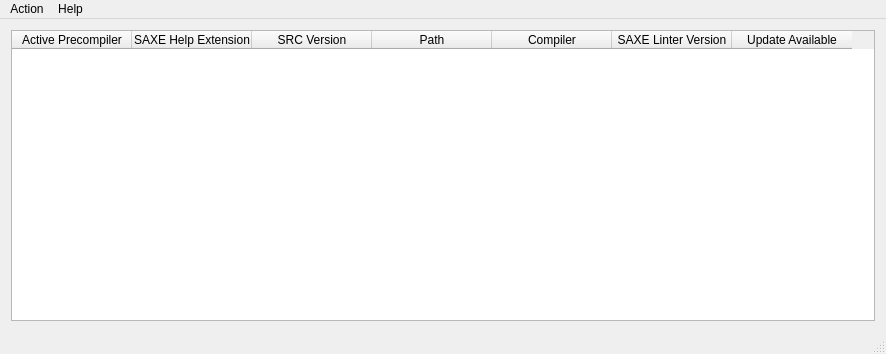
The window that cs8Components/cs8ProgramComponent/val3CompilerDeployment/mainwindow.ui (vdg1/cs8-components) describes before a commit, drawn with Qt 5.
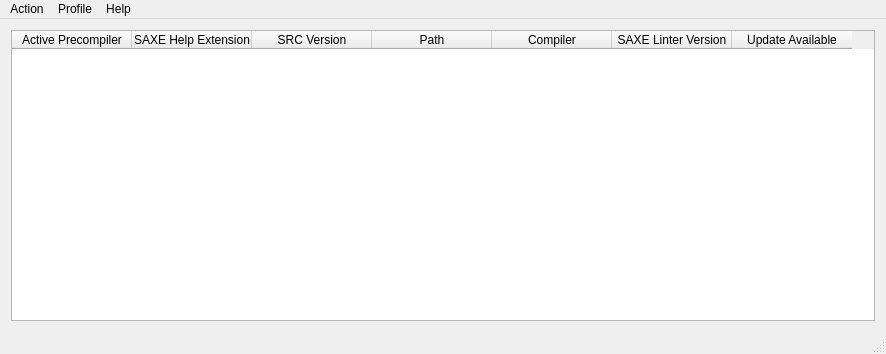
The same window after the commit. Icons and pictures are not drawn.

Commit message: Improved xml output of dtx files to match SRS output Added profile handling in Val3 linter

The edit to the form file:
```diff
--- a/cs8Components/cs8ProgramComponent/val3CompilerDeployment/mainwindow.ui
+++ b/cs8Components/cs8ProgramComponent/val3CompilerDeployment/mainwindow.ui
@@ -103,7 +103,13 @@
     </property>
     <addaction name="actionAbout_Qt"/>
    </widget>
+   <widget class="QMenu" name="menuProfile">
+    <property name="title">
+     <string>Profile</string>
+    </property>
+   </widget>
    <addaction name="menuAction"/>
+   <addaction name="menuProfile"/>
    <addaction name="menuHelp"/>
   </widget>
   <widget class="QStatusBar" name="statusBar"/>
```
The commit also changes 11 other files.
